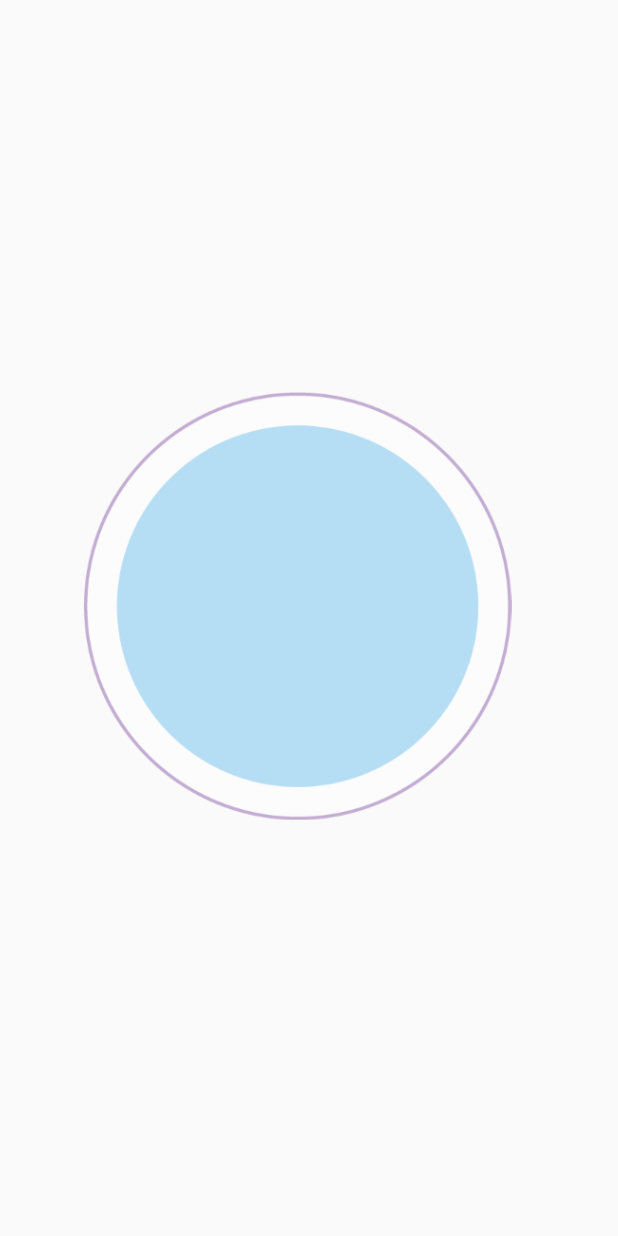
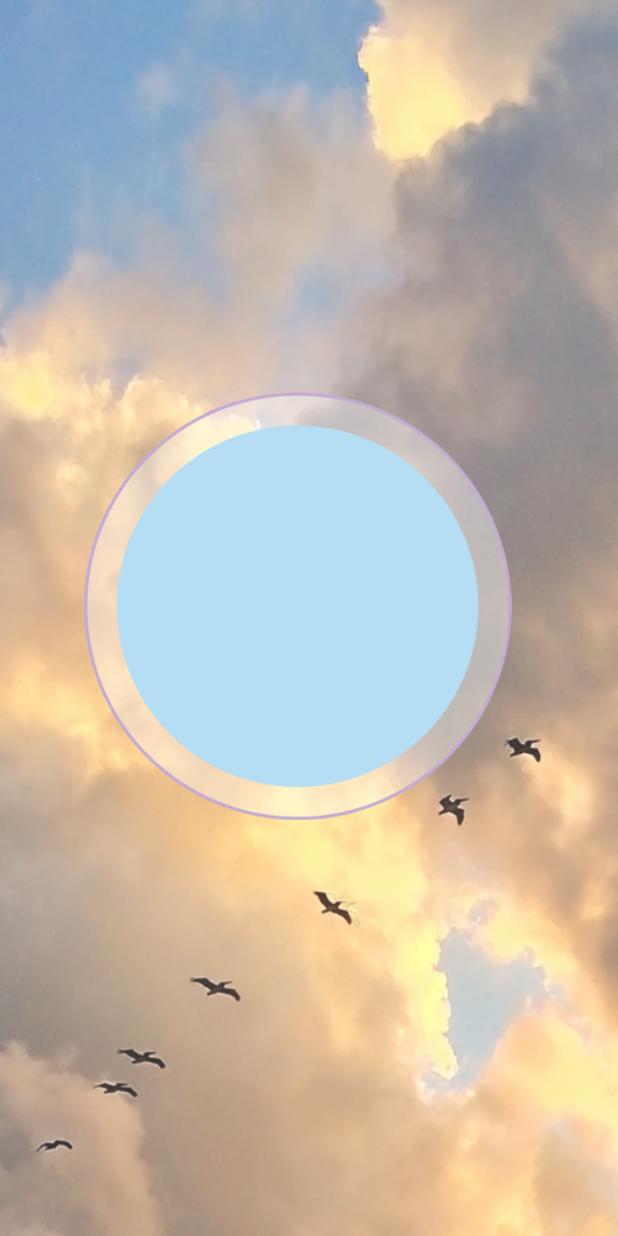
Before and after one commit to pcmakine/Napper, an Android app: the AlarmReceiverActivity screen opened directly, with no data from a screen before it, on a phone screen of 412 x 824 dp. Run offline under Robolectric (Android 15) with nearby library versions, the phone set to English and light mode, and no system bars.

Commit message:
new background and two disbled images erased

```diff
--- a/app/src/main/res/layout/activity_alarm_receiver.xml
+++ b/app/src/main/res/layout/activity_alarm_receiver.xml
@@ -6,6 +6,7 @@
     android:paddingRight="@dimen/activity_horizontal_margin"
     android:paddingTop="@dimen/activity_vertical_margin"
     android:paddingBottom="@dimen/activity_vertical_margin"
+    android:background="@drawable/background_birdswithopacity"
     tools:context="com.nwodhcout.napper.app.activities.AlarmReceiverActivity">
 
     <Button
```
